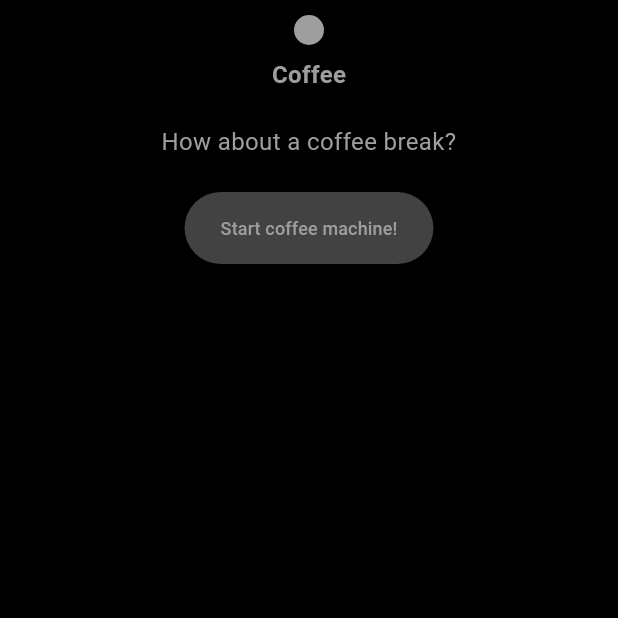
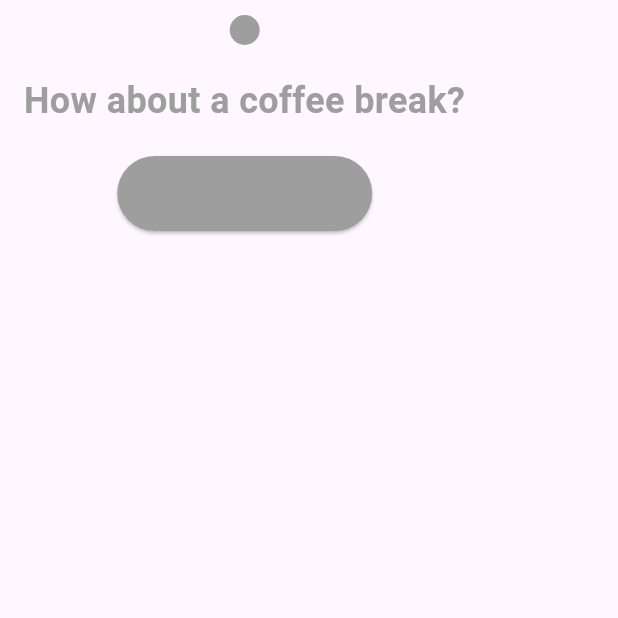
Before and after one commit to inagege/eis, a Flutter app: the SelectionScreen screen opened directly with empty values, after a tap on "Coffee", on a phone screen of 412 x 824 dp, the top half of it. Run offline on Flutter 3.47's test engine with Material 3 defaults, Android fonts, the phone set to English and light mode, and no system bars; our stand-ins replace shared_preferences; missing offline and left inert: is_first_run; accounts and stored records are empty.

Commit message:
CoffeeScreen is now designed as Scaffold instead of MaterialApp to change colorScheme based on App design. Therefore the routine has been exchanged by navigating through screens by onPressed ScreenConstructor() Additionally the buttons design is now same for all Screens implemented yet Also the Text in Screens without a button surrounding change now, depending if it is dark or white mode

```diff
--- a/lib/Screens/CoffeeScreen.dart
+++ b/lib/Screens/CoffeeScreen.dart
@@ -1,109 +1,5 @@
 import 'package:flutter/material.dart';
-import 'home_screen.dart';
-
-class CoffeeApp extends StatelessWidget {
-  final Function(bool) onThemeChanged;
-  final bool isDarkMode;
-  final Function(Color, Color) onButtonColorChanged;
-  final Color buttonColor;
-  final Color buttonTextColor;
-  final Function(String) onScreenSelectionChanged;
-  final String screenSelection;
-
-  CoffeeApp({
-    required this.onThemeChanged,
-    required this.isDarkMode,
-    required this.onButtonColorChanged,
-    required this.buttonColor,
-    required this.buttonTextColor,
-    required this.onScreenSelectionChanged,
-    required this.screenSelection,
-  });
-
-  @override
-  Widget build(BuildContext context) {
-
-    return MaterialApp(
-      theme: isDarkMode
-          ? ThemeData.dark().copyWith(
-        primaryColor: buttonColor,
-        buttonTheme: ButtonThemeData(buttonColor: buttonColor),
-      )
-          : ThemeData.light().copyWith(
-        primaryColor: buttonColor,
-        buttonTheme: ButtonThemeData(buttonColor: buttonColor),
-      ),
-      initialRoute: '/start',
-      routes: {
-        '/': (context) => HomeScreen(
-          onThemeChanged: onThemeChanged,
-          isDarkMode: isDarkMode,
-          onButtonColorChanged: onButtonColorChanged,
-          buttonColor: buttonColor,
-          buttonTextColor: buttonTextColor,
-          onScreenSelectionChanged: onScreenSelectionChanged,
-          screenSelection: screenSelection,
-        ),
-        '/start': (context) => CoffeePromptScreen(
-          onThemeChanged: onThemeChanged,
-          isDarkMode: isDarkMode,
-          onButtonColorChanged: onButtonColorChanged,
-          buttonColor: buttonColor,
-          buttonTextColor: buttonTextColor,
-          onScreenSelectionChanged: onScreenSelectionChanged,
-          screenSelection: screenSelection,
-        ),
-        '/video': (context) => CoffeeVideoScreen(
-          onThemeChanged: onThemeChanged,
-          isDarkMode: isDarkMode,
-          onButtonColorChanged: onButtonColorChanged,
-          buttonColor: buttonColor,
-          buttonTextColor: buttonTextColor,
-          onScreenSelectionChanged: onScreenSelectionChanged,
-          screenSelection: screenSelection,
-        ),
-        '/coffee': (context) => CoffeeScreen(
-          onThemeChanged: onThemeChanged,
-          isDarkMode: isDarkMode,
-          onButtonColorChanged: onButtonColorChanged,
-          buttonColor: buttonColor,
-          buttonTextColor: buttonTextColor,
-          onScreenSelectionChanged: onScreenSelectionChanged,
-          screenSelection: screenSelection,
-        ),
-      },
-    );
-  }
-}
-
-
-class CoffeeIconCircle extends StatelessWidget {
-  final double circleSize;
-  final double iconSize;
-  final Color buttonColor;
-  final Color buttonTextColor;
-
-  CoffeeIconCircle({required this.circleSize, required this.iconSize, required this.buttonColor, required this.buttonTextColor});
-
-  @override
-  Widget build(BuildContext context) {
-    return Container(
-      width: circleSize,
-      height: circleSize,
-      decoration: BoxDecoration(
-        color: buttonColor,
-        shape: BoxShape.circle,
-      ),
-      child: Center(
-        child: Icon(
-          Icons.local_cafe,
-          color: buttonTextColor,
-          size: iconSize,
-        ),
-      ),
-    );
-  }
-}
+import 'home_screen.dart';  // Assuming this class already implements the required functionality
 
 class CoffeePromptScreen extends StatelessWidget {
   final Function(bool) onThemeChanged;
@@ -127,56 +23,65 @@ class CoffeePromptScreen extends StatelessWidget {
   @override
   Widget build(BuildContext context) {
     return Scaffold(
-      backgroundColor: Colors.black,
       body: SafeArea(
         child: Padding(
           padding: const EdgeInsets.symmetric(horizontal: 16.0),
           child: Column(
             children: [
-              Padding(
-                padding: const EdgeInsets.only(top: 10.0),
-                child: CoffeeIconCircle(circleSize: 20.0, iconSize: 12.0, buttonColor: buttonColor,buttonTextColor: buttonTextColor),
+              Container(
+                margin: EdgeInsets.only(top: 10),
+                width: 20,
+                height: 20,
+                decoration: BoxDecoration(
+                  color: buttonColor,
+                  shape: BoxShape.circle,
                 ),
-              SizedBox(height: 8),
-              Text(
-                'Coffee',
-                style: TextStyle(
-                  fontSize: 16,
+                child: Center(
+                  child: Icon(
+                    Icons.coffee,
                     color: buttonTextColor,
-                  fontWeight: FontWeight.bold,
+                    size: 15.0,
                   ),
                 ),
-              SizedBox(height: 22),
-              Padding(
-                padding: const EdgeInsets.symmetric(horizontal: 8.0),
-                child: Text(
+              ),
+              SizedBox(height: 20),
+              Text(
                 'How about a coffee break?',
                 style: TextStyle(
-                    fontSize: 16,
-                    color: buttonTextColor,
+                  fontSize: 24,
+                  color: isDarkMode ? buttonColor : buttonTextColor,
+                  fontWeight: FontWeight.bold,
                 ),
                 textAlign: TextAlign.center,
               ),
+              SizedBox(height: 20),
+              SizedBox(
+                width: 170, // <-- match_parent
+                height: 50, // <-- match-parent
+                child:
+                ElevatedButton(style: ElevatedButton.styleFrom(backgroundColor: buttonColor),
+                  onPressed: () {
+                    Navigator.push(
+                      context,
+                      MaterialPageRoute(
+                        builder: (context) => CoffeeVideoScreen(
+                          onThemeChanged: onThemeChanged,
+                          isDarkMode: isDarkMode,
+                          onButtonColorChanged: onButtonColorChanged,
+                          buttonColor: buttonColor,
+                          buttonTextColor: buttonTextColor,
+                          onScreenSelectionChanged: onScreenSelectionChanged,
+                          screenSelection: screenSelection,
                         ),
-              SizedBox(height: 22),
-              Center(
-                child: ElevatedButton(
-                  style: ElevatedButton.styleFrom(
-                    backgroundColor: Colors.grey[800],
-                    shape: RoundedRectangleBorder(
-                      borderRadius: BorderRadius.circular(24),
                       ),
-                    minimumSize: Size(120, 48),
-                  ),
-                  onPressed: () {
-                    Navigator.pushNamed(context, '/video');
+                    );
                   },
                   child: Text(
-                    'Start coffee machine!',
-                    style: TextStyle(color: buttonTextColor, fontSize: 12),
+                    'Start machine!',
+                    style: TextStyle(color: buttonTextColor, fontSize: 18),
                   ),
                 ),
-              ),
+              )
             ],
           ),
         ),
@@ -208,8 +113,7 @@ class CoffeeVideoScreen extends StatefulWidget {
   _CoffeeVideoScreenState createState() => _CoffeeVideoScreenState();
 }
 
-class _CoffeeVideoScreenState extends State<CoffeeVideoScreen>
-    with SingleTickerProviderStateMixin {
+class _CoffeeVideoScreenState extends State<CoffeeVideoScreen> with SingleTickerProviderStateMixin {
   late AnimationController _controller;
   bool _isGifFinished = false;
   int _gifPlayCount = 0;
@@ -218,8 +122,8 @@ class _CoffeeVideoScreenState extends State<CoffeeVideoScreen>
   void initState() {
     super.initState();
     _controller = AnimationController(
-      vsync: this,
-      duration: Duration(seconds: 8),
+      duration: const Duration(seconds: 8),
+      vsync: this, // This should work as this class mixes in SingleTickerProviderStateMixin
     );
 
     _controller.addStatusListener((status) {
@@ -230,8 +134,21 @@ class _CoffeeVideoScreenState extends State<CoffeeVideoScreen>
             _isGifFinished = true;
           });
 
-          Future.delayed(Duration(seconds: 1), () {
-            Navigator.pushReplacementNamed(context, '/coffee');
+          Future.delayed(const Duration(seconds: 1), () {
+            Navigator.pushReplacement(
+              context,
+              MaterialPageRoute(
+                builder: (context) => CoffeeScreen(
+                  onThemeChanged: widget.onThemeChanged,
+                  isDarkMode: widget.isDarkMode,
+                  onButtonColorChanged: widget.onButtonColorChanged,
+                  buttonColor: widget.buttonColor,
+                  buttonTextColor: widget.buttonTextColor,
+                  onScreenSelectionChanged: widget.onScreenSelectionChanged,
+                  screenSelection: widget.screenSelection,
+                ),
+              ),
+            );
           });
         } else {
           _controller.reverse();
@@ -252,19 +169,25 @@ class _CoffeeVideoScreenState extends State<CoffeeVideoScreen>
   @override
   Widget build(BuildContext context) {
     return Scaffold(
-      backgroundColor: Colors.black,
       body: SafeArea(
         child: Padding(
           padding: const EdgeInsets.symmetric(horizontal: 16.0),
           child: Column(
             children: [
-              Padding(
-                padding: const EdgeInsets.only(top: 10.0),
-                child: CoffeeIconCircle(
-                  circleSize: 20.0,
-                  iconSize: 12.0,
-                  buttonColor: widget.buttonColor, // Use widget to access properties
-                  buttonTextColor: widget.buttonTextColor,
+              Container(
+                margin: EdgeInsets.only(top: 10),
+                width: 20,
+                height: 20,
+                decoration: BoxDecoration(
+                  color: widget.buttonColor,
+                  shape: BoxShape.circle,
+                ),
+                child: Center(
+                  child: Icon(
+                    Icons.coffee,
+                    color: widget.buttonTextColor,
+                    size: 15.0,
+                  ),
                 ),
               ),
               Expanded(
@@ -285,7 +208,6 @@ class _CoffeeVideoScreenState extends State<CoffeeVideoScreen>
     );
   }
 }
-
 
 class CoffeeScreen extends StatelessWidget {
   final Function(bool) onThemeChanged;
@@ -309,48 +231,55 @@ class CoffeeScreen extends StatelessWidget {
   @override
   Widget build(BuildContext context) {
     return Scaffold(
-      backgroundColor: Colors.black,
       body: SafeArea(
         child: Padding(
           padding: const EdgeInsets.symmetric(horizontal: 16.0),
           child: Column(
             children: [
-              Padding(
-                padding: const EdgeInsets.only(top: 10.0),
-                child: CoffeeIconCircle(circleSize: 20.0, iconSize: 12.0, buttonColor: buttonColor, buttonTextColor: buttonTextColor),
+              Container(
+                margin: EdgeInsets.only(top: 10),
+                width: 20,
+                height: 20,
+                decoration: BoxDecoration(
+                  color: buttonColor,
+                  shape: BoxShape.circle,
                 ),
-              SizedBox(height: 30),
+                child: Center(
+                  child: Icon(
+                    Icons.coffee,
+                    color: buttonTextColor,
+                    size: 15.0,
+                  ),
+                ),
+              ),
+              SizedBox(height: 20),
               Text(
-                'Your coffee is ready and waiting to be enjoyed!',
-                textAlign: TextAlign.center,
+                'Your coffee is ready!',
                 style: TextStyle(
-                  fontSize: 16,
-                  color: buttonTextColor,
+                  fontSize: 24,
+                  color: isDarkMode ? buttonColor : buttonTextColor,
                   fontWeight: FontWeight.bold,
                 ),
+                textAlign: TextAlign.center,
               ),
-              SizedBox(height: 42),
-              Padding(
-                padding: const EdgeInsets.only(bottom: 16.0),
-                child: Center(
-                  child: ElevatedButton(
-                    style: ElevatedButton.styleFrom(
-                      backgroundColor: Colors.grey[800],
-                      shape: RoundedRectangleBorder(
-                        borderRadius: BorderRadius.circular(24),
-                      ),
-                      minimumSize: Size(120, 48),
-                    ),
+              SizedBox(height: 20),
+
+              SizedBox(
+                width: 170, // <-- match_parent
+                height: 50, // <-- match-parent
+                child:
+                ElevatedButton(style: ElevatedButton.styleFrom(backgroundColor: buttonColor),
                   onPressed: () {
                     Navigator.popUntil(context, ModalRoute.withName('/'));
                   },
                   child: Text(
                     'Back to Home',
-                      style: TextStyle(color: buttonTextColor, fontSize: 12),
+                    style: TextStyle(
+                        color: buttonTextColor,
+                        fontSize: 18),
                   ),
                 ),
-                ),
-              ),
+              )
             ],
           ),
         ),
--- a/lib/Screens/home_screen.dart
+++ b/lib/Screens/home_screen.dart
@@ -2,7 +2,6 @@ import 'package:flutter/material.dart';
 import 'selection_screen.dart';
 import 'settings_screen.dart';
 import 'selection_swipe_screen.dart';
-import 'CoffeeScreen.dart';
 
 class HomeScreen extends StatelessWidget {
   final Function(bool) onThemeChanged;
@@ -77,8 +76,8 @@ class HomeScreen extends StatelessWidget {
     return Scaffold(
       body: Center(
         child: Column(
-          mainAxisAlignment: MainAxisAlignment.center,
           children: [
+            SizedBox(height: 10),
             // Settings Button (Smaller)
             ElevatedButton(
               onPressed: () => navigateToSettings(context),
@@ -106,25 +105,24 @@ class HomeScreen extends StatelessWidget {
               style: TextStyle(
                 fontSize: 24,
                 fontWeight: FontWeight.bold,
-                color: buttonColor,
+                color: isDarkMode ? buttonColor : buttonTextColor,
               ),
             ),
-            SizedBox(height: 10),
-            ElevatedButton(
-              onPressed: () => navigateBasedOnSelection(screenSelection, context),
-              child: Text(
-                'Start Session',
-                style: TextStyle(color: buttonTextColor, fontSize: 18),
-              ),
-              style: ElevatedButton.styleFrom(
-                backgroundColor: buttonColor,
-                padding: EdgeInsets.symmetric(horizontal: 20, vertical: 20),
-                shape: RoundedRectangleBorder(
-                  borderRadius: BorderRadius.circular(30),
+            SizedBox(height: 20),
+            SizedBox(
+              width: 160, // <-- match_parent
+              height: 50, // <-- match-parent
+              child:
+              ElevatedButton(style: ElevatedButton.styleFrom(backgroundColor: buttonColor),
+                onPressed: () => navigateBasedOnSelection(screenSelection, context),
+                child: Text(
+                  'Start Session',
+                  style: TextStyle(
+                      color: buttonTextColor,
+                      fontSize: 18),
                 ),
               ),
             ),
-            SizedBox(height: 40),
           ],
         ),
       ),
--- a/lib/Screens/selection_screen.dart
+++ b/lib/Screens/selection_screen.dart
@@ -103,7 +103,7 @@ class SelectionScreen extends StatelessWidget {
                         break;
                         */
                       case 'Coffee':
-                        targetScreen = CoffeeApp(
+                        targetScreen = CoffeePromptScreen(
                         onThemeChanged: onThemeChanged,
                           isDarkMode: isDarkMode,
                           onButtonColorChanged: onButtonColorChanged,
```
Also changed, not shown: lib/Screens/selection_swipe_screen.dart (+10 -10 lines), 1 other file. Lines whose indentation alone changed are shown as unchanged.
